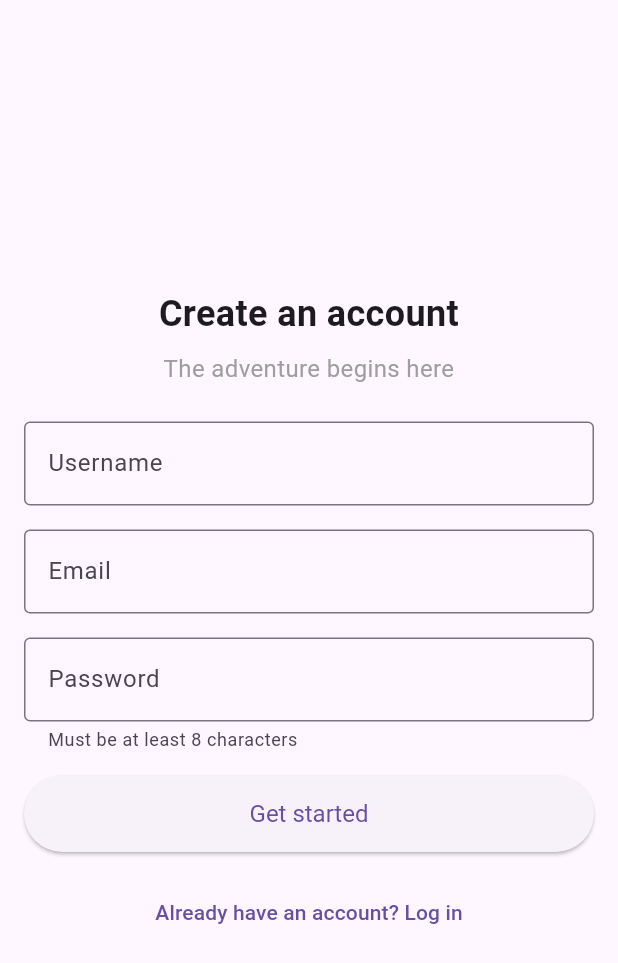
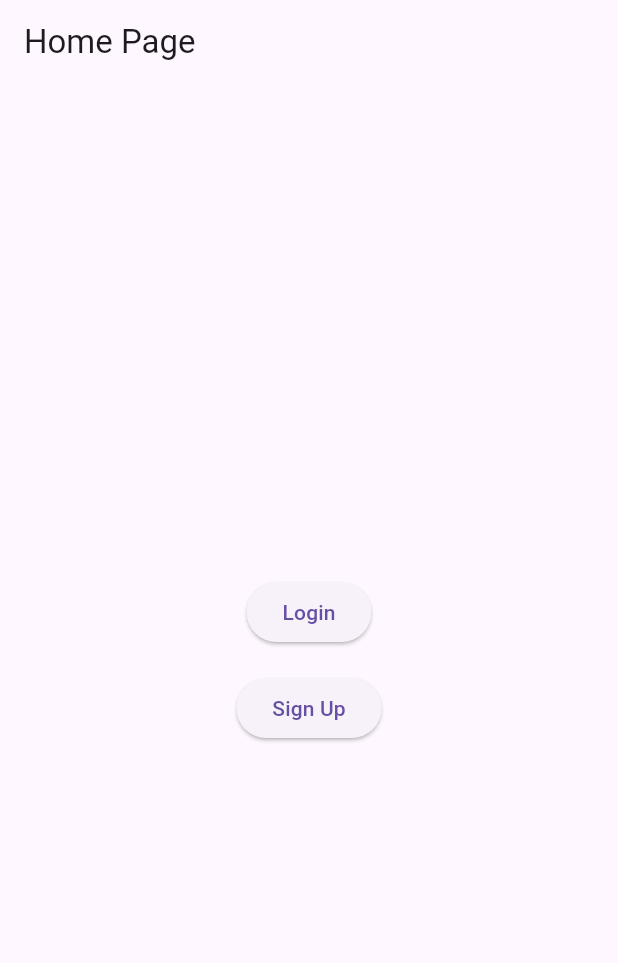
Before and after one commit to Exeloo/Epitech-AREA, a Flutter app: the screen it shows after launch, on a phone screen of 412 x 824 dp. Shown: the top 963 px of the screen. Run offline on Flutter 3.47's test engine with Material 3 defaults, Android fonts, the phone set to English and light mode, and no system bars.

Commit message:
feat(login - home): created a simple home page with two buttons, check box and routes works now

```diff
--- a/apps/frontend/mobile/lib/main.dart
+++ b/apps/frontend/mobile/lib/main.dart
@@ -1,6 +1,6 @@
 import 'package:flutter/material.dart';
-import 'login.dart'; // Import the login page file
-import 'signup.dart'; // Import the signup page file
+import 'login.dart';
+import 'signup.dart';
 
 void main() {
   runApp(const MyApp());
@@ -13,11 +13,64 @@ class MyApp extends StatelessWidget {
   Widget build(BuildContext context) {
     return MaterialApp(
       debugShowCheckedModeBanner: false,
-      home: const SignUpPage(),
+      initialRoute: '/',
       routes: {
+        '/': (context) => const HomePage(),
         '/login': (context) => const LoginPage(),
         '/signup': (context) => const SignUpPage(),
       },
+      onUnknownRoute: (settings) => MaterialPageRoute(
+        builder: (context) => const UnknownPage(),
+      ),
     );
   }
 }
+
+class HomePage extends StatelessWidget {
+  const HomePage({super.key});
+
+  @override
+  Widget build(BuildContext context) {
+    return Scaffold(
+      appBar: AppBar(
+        title: const Text('Home Page'),
+      ),
+      body: Center(
+        child: Column(
+          mainAxisAlignment: MainAxisAlignment.center,
+          children: [
+            ElevatedButton(
+              onPressed: () {
+                Navigator.pushNamed(context, '/login');
+              },
+              child: const Text('Login'),
+            ),
+            const SizedBox(height: 16),
+            ElevatedButton(
+              onPressed: () {
+                Navigator.pushNamed(context, '/signup');
+              },
+              child: const Text('Sign Up'),
+            ),
+          ],
+        ),
+      ),
+    );
+  }
+}
+
+class UnknownPage extends StatelessWidget {
+  const UnknownPage({super.key});
+
+  @override
+  Widget build(BuildContext context) {
+    return Scaffold(
+      appBar: AppBar(
+        title: const Text('Unknown Page'),
+      ),
+      body: const Center(
+        child: Text('404 - Page not found'),
+      ),
+    );
+  }
+}
--- a/apps/frontend/mobile/lib/signup.dart
+++ b/apps/frontend/mobile/lib/signup.dart
@@ -43,13 +43,13 @@ class SignUpPage extends StatelessWidget {
               decoration: const InputDecoration(
                 labelText: 'Password',
                 border: OutlineInputBorder(),
-                helperText:
-                'Must be at least 8 characters',
+                helperText: 'Must be at least 8 characters',
               ),
             ),
             const SizedBox(height: 16),
             ElevatedButton(
-              onPressed: () {},
+              onPressed: () {
+              },
               style: ElevatedButton.styleFrom(
                 padding: const EdgeInsets.symmetric(vertical: 16),
                 textStyle: const TextStyle(fontSize: 16),
@@ -58,7 +58,9 @@ class SignUpPage extends StatelessWidget {
             ),
             const SizedBox(height: 16),
             TextButton(
-              onPressed: () {},
+              onPressed: () {
+                Navigator.pushNamed(context, '/login');
+              },
               child: const Text('Already have an account? Log in'),
             ),
           ],
```
Also changed, not shown: apps/frontend/mobile/lib/login.dart (+19 -3 lines).
